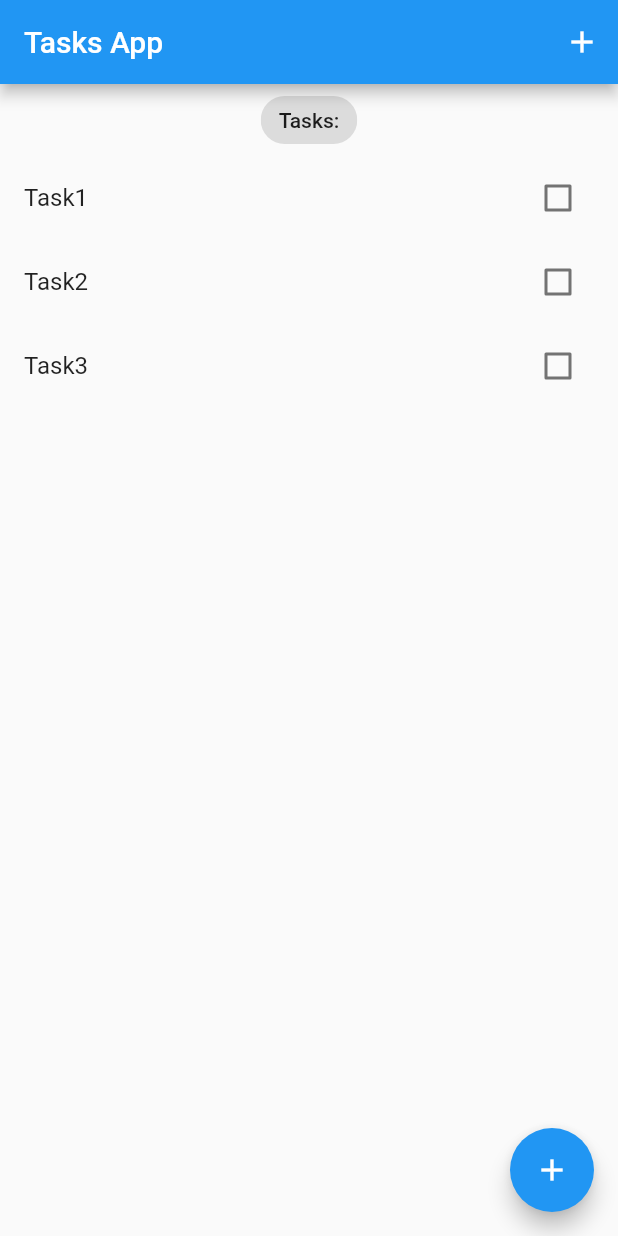
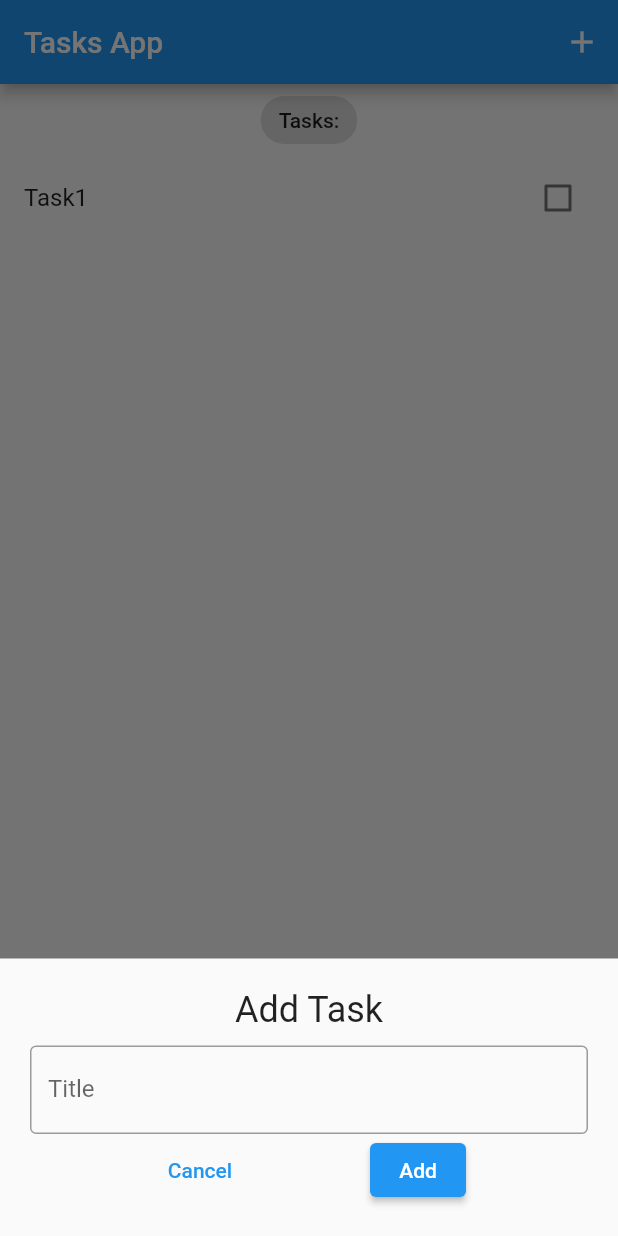
Before and after one commit to voratham/tasks_app, a Flutter app: the screen it shows after launch, after a tap on the "add" icon, on a phone screen of 412 x 824 dp. Run offline on Flutter 3.47's test engine with Material 2 defaults, Android fonts, the phone set to English and light mode, and no system bars; our stand-ins replace bloc, equatable, flutter_bloc.

Commit message:
feat: add task function + integrate with add task screen

```diff
--- /dev/null
+++ b/lib/bloc/bloc/tasks_bloc.dart
@@ -0,0 +1,28 @@
+import 'dart:async';
+
+import 'package:bloc/bloc.dart';
+import 'package:equatable/equatable.dart';
+
+import '../../models/task.dart';
+
+part 'tasks_event.dart';
+part 'tasks_state.dart';
+
+class TasksBloc extends Bloc<TasksEvent, TasksState> {
+  TasksBloc() : super(const TasksState()) {
+    on<AddTask>(_onAddTask);
+    on<UpdateTask>(_onUpdateTask);
+    on<DeleteTask>(_onDeleteTask);
+  }
+
+  FutureOr<void> _onAddTask(AddTask event, Emitter<TasksState> emit) {
+    final state = this.state;
+    emit(TasksState(
+      tasks: List.from(state.tasks)..add(event.task),
+    ));
+  }
+
+  FutureOr<void> _onUpdateTask(UpdateTask event, Emitter<TasksState> emit) {}
+
+  FutureOr<void> _onDeleteTask(DeleteTask event, Emitter<TasksState> emit) {}
+}
--- /dev/null
+++ b/lib/bloc/bloc/tasks_event.dart
@@ -0,0 +1,42 @@
+// ignore_for_file: public_member_api_docs, sort_constructors_first
+part of 'tasks_bloc.dart';
+
+abstract class TasksEvent extends Equatable {
+  const TasksEvent();
+
+  @override
+  List<Object> get props => [];
+}
+
+class AddTask extends TasksEvent {
+  final Task task;
+
+  const AddTask({
+    required this.task,
+  });
+
+  @override
+  List<Object> get props => [task];
+}
+
+class UpdateTask extends TasksEvent {
+  final Task task;
+
+  const UpdateTask({
+    required this.task,
+  });
+
+  @override
+  List<Object> get props => [task];
+}
+
+class DeleteTask extends TasksEvent {
+  final Task task;
+
+  const DeleteTask({
+    required this.task,
+  });
+
+  @override
+  List<Object> get props => [task];
+}
--- /dev/null
+++ b/lib/bloc/bloc/tasks_state.dart
@@ -0,0 +1,12 @@
+part of 'tasks_bloc.dart';
+
+class TasksState extends Equatable {
+  final List<Task> tasks;
+
+  const TasksState({
+    this.tasks = const <Task>[],
+  });
+
+  @override
+  List<Object> get props => [tasks];
+}
--- /dev/null
+++ b/lib/bloc/bloc_exports.dart
@@ -0,0 +1,2 @@
+export 'bloc/tasks_bloc.dart';
+export 'package:flutter_bloc/flutter_bloc.dart';
--- a/lib/main.dart
+++ b/lib/main.dart
@@ -1,10 +1,14 @@
 import 'package:flutter/material.dart';
+import 'package:flutter_tasks_app/models/task.dart';
 
+import 'bloc/bloc_exports.dart';
 import 'screens/tasks_screen.dart';
 
 void main() {
   WidgetsFlutterBinding.ensureInitialized();
-  runApp(const MyApp());
+  BlocOverrides.runZoned(
+    () => runApp(const MyApp()),
+  );
 }
 
 class MyApp extends StatelessWidget {
@@ -13,12 +17,16 @@ class MyApp extends StatelessWidget {
   // This widget is the root of your application.
   @override
   Widget build(BuildContext context) {
-    return MaterialApp(
-      title: 'Flutter Tasks App',
-      theme: ThemeData(
-        primarySwatch: Colors.blue,
+    return BlocProvider(
+      create: (context) =>
+          TasksBloc()..add(AddTask(task: Task(title: "Task1"))),
+      child: MaterialApp(
+        title: 'Flutter Tasks App',
+        theme: ThemeData(
+          primarySwatch: Colors.blue,
+        ),
+        home: const TasksScreen(),
       ),
-      home: TasksScreen(),
     );
   }
 }
--- a/lib/models/task.dart
+++ b/lib/models/task.dart
@@ -1,5 +1,6 @@
 import 'package:equatable/equatable.dart';
 
+// ignore: must_be_immutable
 class Task extends Equatable {
   final String title;
   bool? isDone;
--- /dev/null
+++ b/lib/screens/add_task_screen.dart
@@ -0,0 +1,51 @@
+import 'package:flutter/material.dart';
+
+import '../bloc/bloc_exports.dart';
+import '../models/task.dart';
+
+class AddTaskScreen extends StatelessWidget {
+  const AddTaskScreen({
+    Key? key,
+  }) : super(key: key);
+
+  @override
+  Widget build(BuildContext context) {
+    TextEditingController titleController = TextEditingController();
+    return Container(
+      padding: const EdgeInsets.all(20.0),
+      child: Column(
+        children: [
+          const Text(
+            'Add Task',
+            style: TextStyle(fontSize: 24),
+          ),
+          const SizedBox(
+            height: 10,
+          ),
+          TextField(
+            controller: titleController,
+            decoration: const InputDecoration(
+                label: Text("Title"), border: OutlineInputBorder()),
+          ),
+          Row(
+            mainAxisAlignment: MainAxisAlignment.spaceEvenly,
+            children: [
+              TextButton(
+                  onPressed: (() {
+                    Navigator.pop(context);
+                  }),
+                  child: const Text('Cancel')),
+              ElevatedButton(
+                  onPressed: () {
+                    var task = Task(title: titleController.text);
+                    context.read<TasksBloc>().add(AddTask(task: task));
+                    Navigator.pop(context);
+                  },
+                  child: const Text('Add')),
+            ],
+          ),
+        ],
+      ),
+    );
+  }
+}
--- a/lib/screens/tasks_screen.dart
+++ b/lib/screens/tasks_screen.dart
@@ -1,24 +1,45 @@
 import 'package:flutter/material.dart';
 
+import '../bloc/bloc_exports.dart';
 import '../models/task.dart';
+import '../widgets/tasks_list.dart';
+import 'add_task_screen.dart';
 
-class TasksScreen extends StatelessWidget {
-  TasksScreen({Key? key}) : super(key: key);
+class TasksScreen extends StatefulWidget {
+  const TasksScreen({Key? key}) : super(key: key);
 
-  List<Task> tasks = [
-    Task(title: "Task1"),
-    Task(title: "Task2"),
-    Task(title: "Task3"),
-  ];
+  @override
+  State<TasksScreen> createState() => _TasksScreenState();
+}
+
+class _TasksScreenState extends State<TasksScreen> {
+  void _addTask(BuildContext context) {
+    showModalBottomSheet(
+        context: context,
+        builder: ((context) {
+          return SingleChildScrollView(
+            child: Container(
+              padding: EdgeInsets.only(
+                  bottom: MediaQuery.of(context).viewInsets.bottom),
+              child: const AddTaskScreen(),
+            ),
+          );
+        }));
+  }
 
   @override
   Widget build(BuildContext context) {
+    return BlocBuilder<TasksBloc, TasksState>(
+      builder: (context, state) {
+        List<Task> tasks = state.tasks;
         return Scaffold(
           appBar: AppBar(
             title: const Text('Tasks App'),
             actions: [
               IconButton(
-            onPressed: () {},
+                onPressed: () {
+                  _addTask(context);
+                },
                 icon: const Icon(Icons.add),
               )
             ],
@@ -33,40 +54,18 @@ class TasksScreen extends StatelessWidget {
                   ),
                 ),
               ),
-          Expanded(
-            child: ListView.builder(
-              itemCount: tasks.length,
-              itemBuilder: (context, index) {
-                var task = tasks[index];
-                return ListTile(
-                  title: Text(task.title),
-                  trailing: Checkbox(
-                    value: task.isDone,
-                    onChanged: (value) {},
-                  ),
-                );
-              },
-            ),
-          )
-          // ListView.builder(
-          //     itemCount: tasks.length,
-          //     itemBuilder: ((context, index) {
-          //       var task = tasks[index];
-          //       return ListTile(
-          //         title: Text(task.title),
-          //         trailing: Checkbox(
-          //           value: task.isDone,
-          //           onChanged: (value) {},
-          //         ),
-          //       );
-          //     })),
+              TasksList(tasks: tasks)
             ],
           ),
           floatingActionButton: FloatingActionButton(
-        onPressed: () {},
+            onPressed: () {
+              _addTask(context);
+            },
             tooltip: 'Add Task',
             child: const Icon(Icons.add),
           ),
         );
+      },
+    );
   }
 }
--- /dev/null
+++ b/lib/widgets/tasks_list.dart
@@ -0,0 +1,31 @@
+import 'package:flutter/material.dart';
+
+import '../models/task.dart';
+
+class TasksList extends StatelessWidget {
+  const TasksList({
+    Key? key,
+    required this.tasks,
+  }) : super(key: key);
+
+  final List<Task> tasks;
+
+  @override
+  Widget build(BuildContext context) {
+    return Expanded(
+      child: ListView.builder(
+        itemCount: tasks.length,
+        itemBuilder: (context, index) {
+          var task = tasks[index];
+          return ListTile(
+            title: Text(task.title),
+            trailing: Checkbox(
+              value: task.isDone,
+              onChanged: (value) {},
+            ),
+          );
+        },
+      ),
+    );
+  }
+}
```
Lines whose indentation alone changed are shown as unchanged.
